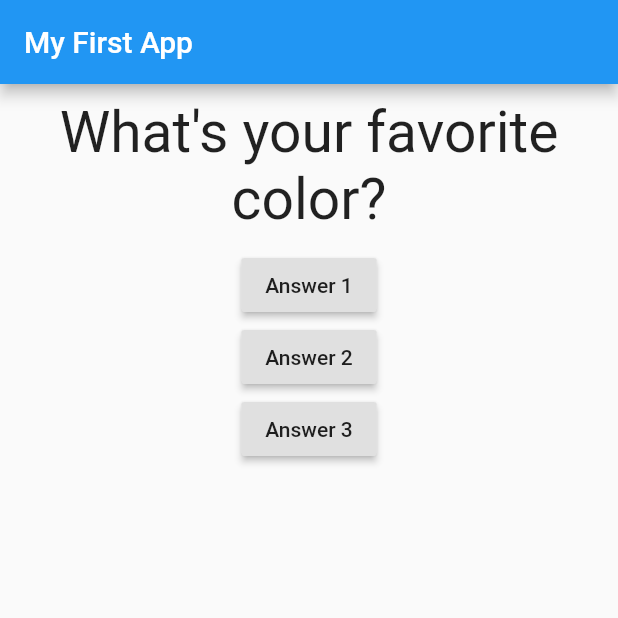
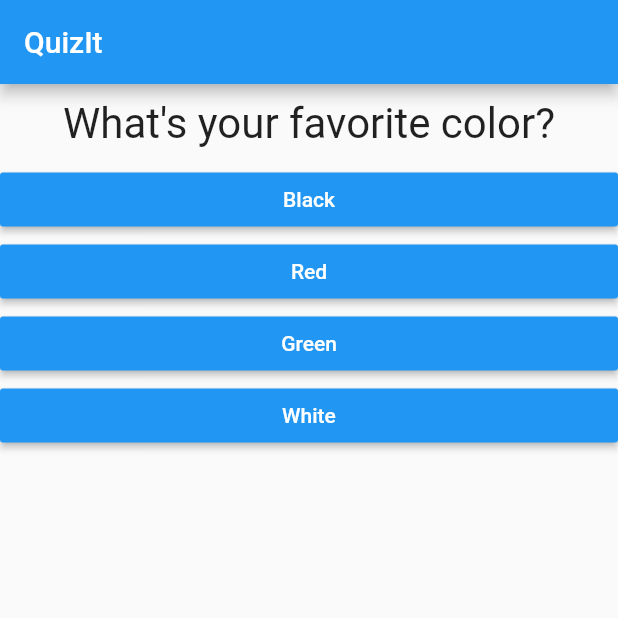
Before and after one commit to Karanjot-singh/Flutter-Quiz, a Flutter app: the screen it shows after launch, on a phone screen of 412 x 824 dp, the top half of it. Run offline on Flutter 3.47's test engine with Material 2 defaults, Android fonts, the phone set to English and light mode, and no system bars.

Commit message:
Added Functionality, segregated answer type widgets

```diff
--- /dev/null
+++ b/lib/Answer.dart
@@ -0,0 +1,21 @@
+import 'package:flutter/material.dart';
+
+class Answer extends StatelessWidget {
+  final Function selectHandler;
+  final String answerText;
+
+  Answer(this.selectHandler, this.answerText);
+
+  @override
+  Widget build(BuildContext context) {
+    return Container(
+      width: double.infinity,
+      child: RaisedButton(
+        color: Colors.blue,
+        textColor: Colors.white,
+        child: Text(answerText),
+        onPressed: selectHandler,
+      ),
+    );
+  }
+}
--- a/lib/Question.dart
+++ b/lib/Question.dart
@@ -1,16 +1,18 @@
 import 'package:flutter/material.dart';
 
 class Question extends StatelessWidget {
+  final String questionText;
+
+  Question(this.questionText);
+
   @override
-  String questionText;
-  Question(this.questionText);
   Widget build(BuildContext context) {
     return Container(
       width: double.infinity,
       margin: EdgeInsets.all(10),
       child: Text(
         questionText,
-        style: TextStyle(fontSize: 38),
+        style: TextStyle(fontSize: 28),
         textAlign: TextAlign.center,
       ),
     );
--- a/lib/main.dart
+++ b/lib/main.dart
@@ -1,9 +1,6 @@
 import 'package:flutter/material.dart';
 import './Question.dart';
-
-// void main() {
-//   runApp(MyApp());
-// }
+import './Answer.dart';
 
 void main() => runApp(MyApp());
 
@@ -19,6 +16,7 @@ class _MyAppState extends State<MyApp> {
   var _questionIndex = 0;
 
   void _answerQuestion() {
+    //method to reload the build method of the calling widget
     setState(() {
       _questionIndex = _questionIndex + 1;
     });
@@ -27,35 +25,40 @@ class _MyAppState extends State<MyApp> {
 
   @override
   Widget build(BuildContext context) {
+    //list containing map objects
     var questions = [
-      'What\'s your favorite color?',
-      'What\'s your favorite animal?',
+      {
+        'questionText': 'What\'s your favorite color?',
+        'answers': ['Black', 'Red', 'Green', 'White'],
+      },
+      {
+        'questionText': 'What\'s your favorite animal?',
+        'answers': ['Rabbit', 'Snake', 'Elephant', 'Lion'],
+      },
+      {
+        'questionText': 'Who\'s your favorite instructor?',
+        'answers': ['Max', 'Max', 'Max', 'Max'],
+      },
     ];
     return MaterialApp(
       home: Scaffold(
         appBar: AppBar(
-          title: Text('My First App'),
+          title: Text('QuizIt'),
         ),
         body: Column(
+          //children is a list of widgets
           children: [
             Question(
-              questions[_questionIndex],
+              questions[_questionIndex]['questionText'],
             ),
-            RaisedButton(
-              child: Text('Answer 1'),
-              onPressed: _answerQuestion,
-            ),
-            RaisedButton(
-              child: Text('Answer 2'),
-              onPressed: () => print('Answer 2 chosen!'),
-            ),
-            RaisedButton(
-              child: Text('Answer 3'),
-              onPressed: () {
-                // ...
-                print('Answer 3 chosen');
-              },
-            ),
+            //Dynamically choose options for each answer. A list of widgets is created . THis
+            //function is executed for each element. //'as' used to depict always string, map ()
+            // takes anonymous function as args. The map is further casted to list and added to
+            // children in column by ... operator
+            ...(questions[_questionIndex]['answers'] as List<String>)
+                .map((answer) {
+              return Answer(_answerQuestion, answer);
+            }).toList()
           ],
         ),
       ),
```
Also changed, not shown: lib/main3.dart (deleted, +0 -111 lines).
